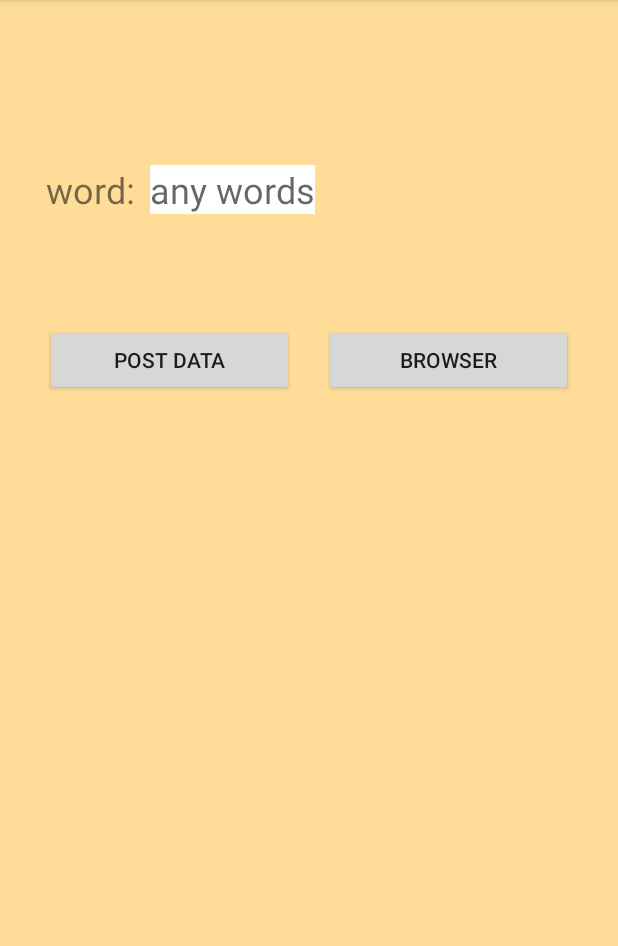
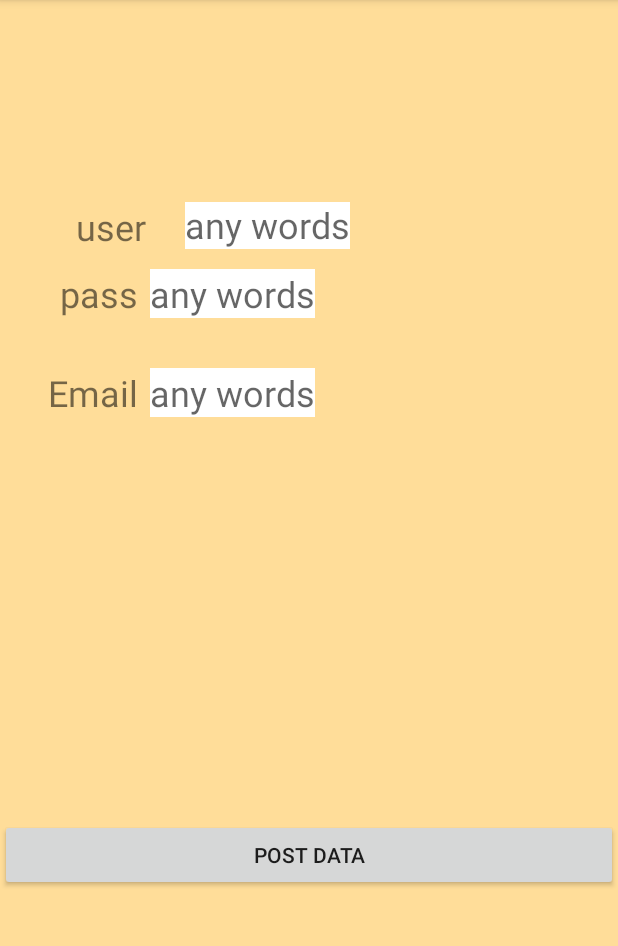
Before and after one commit to shunji-miyauchi/CreateAccountQr, an Android app: the screen it shows after launch (MainActivity), on a phone screen of 412 x 824 dp, the part 84-1030 px from its top. Run offline under Robolectric (Android 15) with nearby library versions, the phone set to English and light mode, and no system bars; 2 statements that could not run were skipped.

Commit message:
アカウント作成プログラム

```diff
--- a/app/build.gradle
+++ b/app/build.gradle
@@ -1,4 +1,5 @@
 apply plugin: 'com.android.application'
+apply plugin: 'kotlin-android'
 
 android {
     compileSdkVersion 28
@@ -25,4 +26,8 @@ dependencies {
     testImplementation 'junit:junit:4.12'
     androidTestImplementation 'com.android.support.test:runner:1.0.2'
     androidTestImplementation 'com.android.support.test.espresso:espresso-core:3.0.2'
+    implementation "org.jetbrains.kotlin:kotlin-stdlib-jdk7:$kotlin_version"
 }
+repositories {
+    mavenCentral()
+}
--- a/app/src/main/res/layout/activity_main.xml
+++ b/app/src/main/res/layout/activity_main.xml
@@ -8,20 +8,33 @@
     tools:context=".MainActivity">
 
     <TextView
-        android:id="@+id/word"
+        android:id="@+id/word3"
         android:layout_width="0dp"
         android:layout_height="wrap_content"
-        android:layout_marginEnd="10dp"
-        android:text="@string/word"
+        android:layout_marginEnd="8dp"
+        android:text="@string/email"
         android:textSize="24sp"
         app:layout_constraintBottom_toBottomOf="parent"
         app:layout_constraintEnd_toEndOf="@+id/guideline"
         app:layout_constraintLeft_toLeftOf="parent"
         app:layout_constraintTop_toTopOf="parent"
-        app:layout_constraintVertical_bias="0.15" />
+        app:layout_constraintVertical_bias="0.334" />
+
+    <TextView
+        android:id="@+id/word2"
+        android:layout_width="0dp"
+        android:layout_height="wrap_content"
+        android:layout_marginEnd="8dp"
+        android:text="@string/pass"
+        android:textSize="24sp"
+        app:layout_constraintBottom_toBottomOf="parent"
+        app:layout_constraintEnd_toEndOf="@+id/guideline"
+        app:layout_constraintLeft_toLeftOf="parent"
+        app:layout_constraintTop_toTopOf="parent"
+        app:layout_constraintVertical_bias="0.244" />
 
     <EditText
-        android:id="@+id/uriname"
+        android:id="@+id/uriname3"
         android:layout_width="0dp"
         android:layout_height="wrap_content"
         android:autofillHints="@string/hint"
@@ -29,47 +42,75 @@
         android:hint="@string/hint"
         android:inputType="textUri"
         android:textSize="24sp"
-        app:layout_constraintStart_toStartOf="@+id/guideline"
         app:layout_constraintBottom_toBottomOf="parent"
         app:layout_constraintRight_toRightOf="parent"
+        app:layout_constraintStart_toStartOf="@+id/guideline"
         app:layout_constraintTop_toTopOf="parent"
-        app:layout_constraintVertical_bias="0.15" />
+        app:layout_constraintVertical_bias="0.334" />
+
+    <EditText
+        android:id="@+id/uriname2"
+        android:layout_width="0dp"
+        android:layout_height="wrap_content"
+        android:autofillHints="@string/hint"
+        android:background="#fff"
+        android:hint="@string/hint"
+        android:inputType="textUri"
+        android:textSize="24sp"
+        app:layout_constraintBottom_toBottomOf="parent"
+        app:layout_constraintRight_toRightOf="parent"
+        app:layout_constraintStart_toStartOf="@+id/guideline"
+        app:layout_constraintTop_toTopOf="parent"
+        app:layout_constraintVertical_bias="0.244" />
+
+    <TextView
+        android:id="@+id/word"
+        android:layout_width="61dp"
+        android:layout_height="51dp"
+        android:layout_marginStart="47dp"
+        android:layout_marginEnd="7dp"
+        android:text="@string/user"
+        android:textSize="24sp"
+        app:layout_constraintBaseline_toBaselineOf="@+id/uriname"
+        app:layout_constraintEnd_toStartOf="@+id/uriname"
+        app:layout_constraintStart_toStartOf="parent" />
+
+    <EditText
+        android:id="@+id/uriname"
+        android:layout_width="110dp"
+        android:layout_height="31dp"
+        android:layout_marginEnd="175dp"
+        android:layout_marginBottom="13dp"
+        android:autofillHints="@string/hint"
+        android:background="#fff"
+        android:hint="@string/hint"
+        android:inputType="textUri"
+        android:textSize="24sp"
+        app:layout_constraintBottom_toTopOf="@+id/uriname2"
+        app:layout_constraintEnd_toEndOf="parent"
+        app:layout_constraintStart_toEndOf="@+id/word" />
 
     <Button
         android:id="@+id/post"
         android:layout_width="0dp"
         android:layout_height="wrap_content"
-        android:layout_marginStart="30dp"
-        android:layout_marginEnd="10dp"
         android:text="@string/post"
+        app:layout_constraintBottom_toBottomOf="parent"
+        app:layout_constraintEnd_toEndOf="parent"
+        app:layout_constraintHorizontal_bias="0.5"
+        app:layout_constraintStart_toStartOf="parent"
         app:layout_constraintTop_toTopOf="parent"
-        app:layout_constraintRight_toLeftOf="@+id/browser"
-        app:layout_constraintLeft_toLeftOf="parent"
-        app:layout_constraintBottom_toBottomOf="parent"
-        app:layout_constraintVertical_bias="0.3" />
-
-    <Button
-        android:id="@+id/browser"
-        android:layout_width="0dp"
-        android:layout_height="wrap_content"
-        android:layout_marginEnd="30dp"
-        android:layout_marginStart="10dp"
-        android:text="@string/browser"
-        app:layout_constraintLeft_toRightOf="@+id/post"
-        app:layout_constraintTop_toTopOf="parent"
-        app:layout_constraintBottom_toBottomOf="parent"
-        app:layout_constraintRight_toRightOf="parent"
-        app:layout_constraintVertical_bias="0.3" />
+        app:layout_constraintVertical_bias="0.758" />
 
     <TextView
         android:id="@+id/text_view"
         android:layout_width="wrap_content"
         android:layout_height="wrap_content"
         android:textSize="24sp"
+        app:layout_constraintBottom_toBottomOf="parent"
+        app:layout_constraintLeft_toLeftOf="parent"
+        app:layout_constraintRight_toRightOf="parent"
         app:layout_constraintTop_toTopOf="parent"
-        app:layout_constraintRight_toRightOf="parent"
-        app:layout_constraintLeft_toLeftOf="parent"
-        app:layout_constraintBottom_toBottomOf="parent"
         app:layout_constraintVertical_bias="0.4" />
 
     <android.support.constraint.Guideline
--- a/app/src/main/res/values/strings.xml
+++ b/app/src/main/res/values/strings.xml
@@ -4,4 +4,7 @@
     <string name="hint">any words</string>
     <string name="post">post data</string>
     <string name="browser">browser</string>
+    <string name="user">user</string>
+    <string name="pass">pass</string>
+    <string name="email">Email</string>
 </resources>
```
